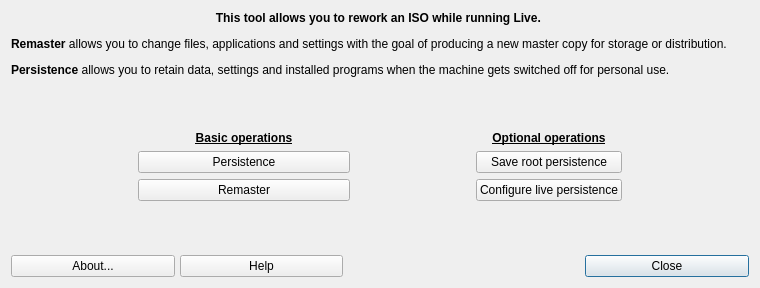
Before: the Qt Designer form mxremastercc.ui in AdrianTM/mx-remastercc, drawn with Qt 5.
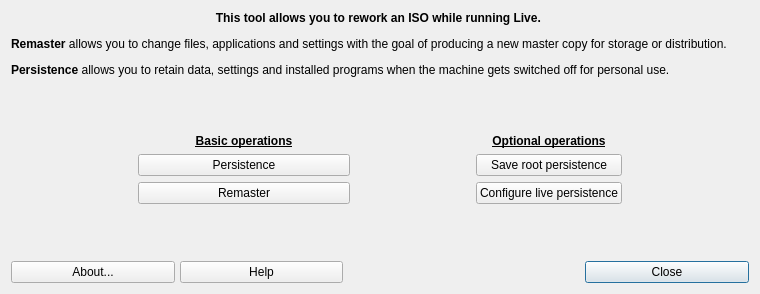
After: the same form once the commit is applied. Icons and pictures are not drawn.

```diff
--- a/mxremastercc.ui
+++ b/mxremastercc.ui
@@ -7,7 +7,7 @@
     <x>0</x>
     <y>0</y>
     <width>760</width>
-    <height>288</height>
+    <height>294</height>
    </rect>
   </property>
   <property name="windowTitle">
```
Left out of the diff: 26 changed lines with no effect on the pictures.
